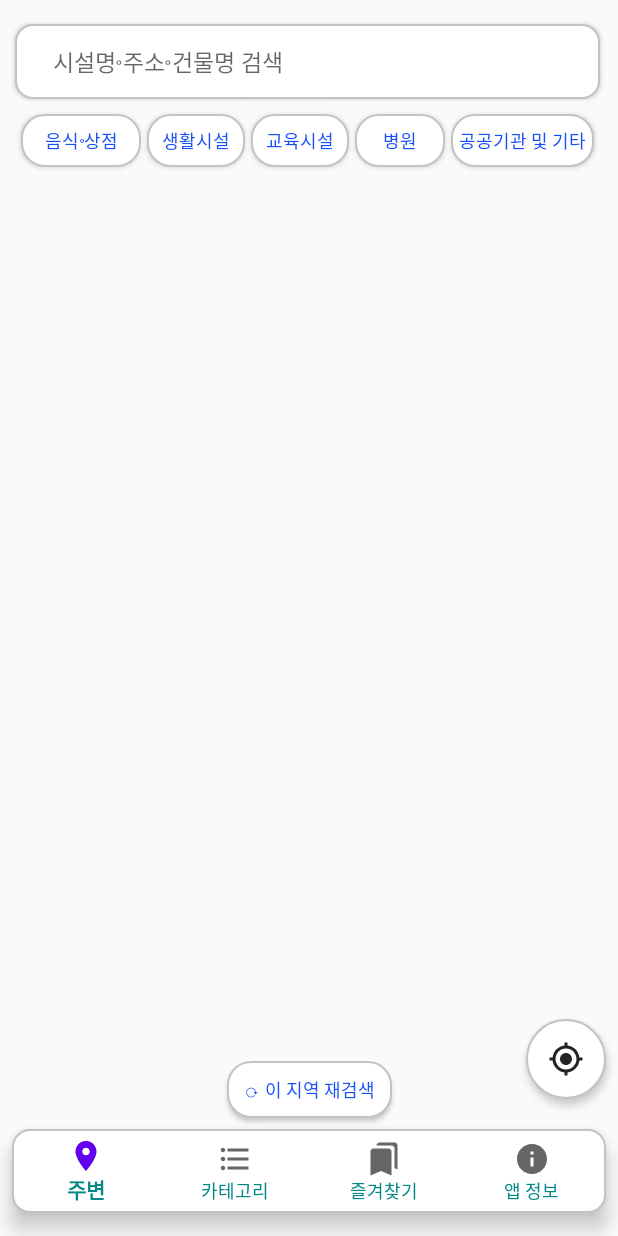
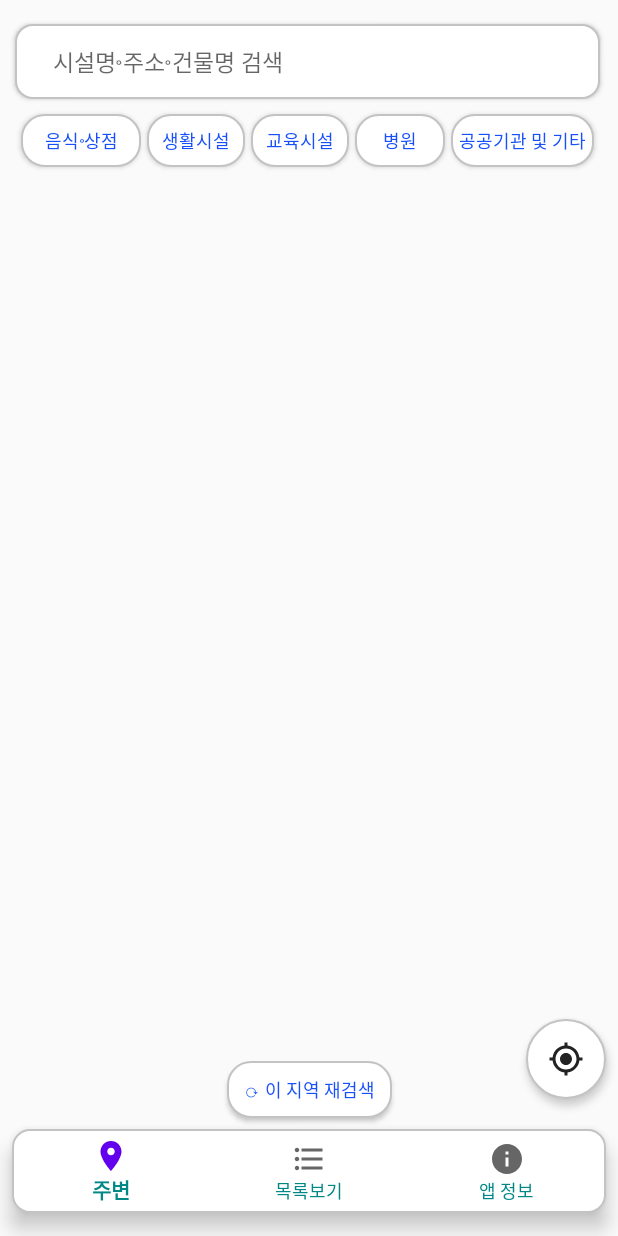
Before and after one commit to hisungwoo/ConvenienceMap, an Android app: the screen it shows after launch (MainActivity), on a phone screen of 412 x 824 dp. Run offline under Robolectric (Android 15) with nearby library versions, the phone set to English and light mode, and no system bars; libraries missing offline, so code that uses them is left out: com.tickaroo.tikxml, net.daum.android, net.daum.mf; 10 statements that could not run were skipped.

Commit message:
1. 카테고리 변경 기능 추가

```diff
--- a/app/src/main/java/com/ilsamil/conveniencemap/MainViewModel.kt
+++ b/app/src/main/java/com/ilsamil/conveniencemap/MainViewModel.kt
@@ -20,6 +20,8 @@ class MainViewModel : ViewModel() {
     private val evalInfoService : RetrofitService
     private val locationFaclService : RetrofitService
 
+    val categoryLiveData = MutableLiveData<Int>()
+
     val faclLiveData = MutableLiveData<List<ServList>>()
     val evalInfoLiveData = MutableLiveData<List<EvalInfoList>>()
     val locationFaclLiveData = MutableLiveData<List<ServList>>()
@@ -27,6 +29,7 @@ class MainViewModel : ViewModel() {
     val mainStatus = MutableLiveData<Int>()
 
     val movePin = MutableLiveData<ServList>()
+
 
 
     init {
@@ -108,7 +111,7 @@ class MainViewModel : ViewModel() {
     }
 
 
-    // 파라미터 주소의 정보 표시
+    // 지도에 정보표시
     fun getLocationFacl(cggNm : String, roadNm : String) {
         val facinfoCall : Call<FacInfoList> = locationFaclService.getLocationFaclList(cggNm, "", "1000")
         facinfoCall.enqueue(object : Callback<FacInfoList> {
--- /dev/null
+++ b/app/src/main/res/drawable-v24/button_click.xml
@@ -0,0 +1,6 @@
+<?xml version="1.0" encoding="utf-8"?>
+<shape xmlns:android="http://schemas.android.com/apk/res/android" android:shape="rectangle">
+    <solid android:color="#244EF3"/>
+    <corners android:radius="15dp"/>
+    <stroke android:color="@color/line" android:width="1dp" />
+</shape>
--- a/app/src/main/res/layout/activity_main.xml
+++ b/app/src/main/res/layout/activity_main.xml
@@ -24,6 +24,14 @@
         app:layout_constraintTop_toTopOf="parent"
         />
 
+    <androidx.constraintlayout.widget.Group
+        android:id="@+id/group_category_btn"
+        android:layout_width="match_parent"
+        android:layout_height="match_parent"
+        app:constraint_referenced_ids="shop_category_btn, living_category_btn,
+           education_category_btn, hospital_category_btn, public_category_btn"
+        />
+
     <Button
         android:id="@+id/shop_category_btn"
         android:textSize="12sp"
@@ -32,6 +40,7 @@
         android:layout_marginTop="10dp"
         android:background="@drawable/refresh"
         android:text="음식⸰상점"
+        android:tag="음식상점"
         android:textColor="#1750FB"
         app:layout_constraintTop_toBottomOf="@+id/search_btn"
         app:layout_constraintStart_toStartOf="@+id/search_btn"
@@ -45,6 +54,7 @@
         android:layout_height="35dp"
         android:background="@drawable/refresh"
         android:text="생활시설"
+        android:tag="생활시설"
         android:textColor="#1750FB"
         app:layout_constraintTop_toTopOf="@+id/shop_category_btn"
         app:layout_constraintStart_toEndOf="@+id/shop_category_btn"
--- a/app/src/main/res/menu/bottom_nev_menu.xml
+++ b/app/src/main/res/menu/bottom_nev_menu.xml
@@ -7,14 +7,8 @@
         />
     <item
         android:id="@+id/menu_category"
-        android:title="카테고리"
+        android:title="목록보기"
         android:icon="@drawable/ic_format_list_bulleted_24"
-        />
-
-    <item
-        android:id="@+id/menu_bookmark"
-        android:title="즐겨찾기"
-        android:icon="@drawable/ic_bookmarks_24"
         />
     <item
         android:id="@+id/menu_info"
--- a/app/src/main/res/values/colors.xml
+++ b/app/src/main/res/values/colors.xml
@@ -9,4 +9,6 @@
     <color name="white">#FFFFFFFF</color>
     <color name="line">#C3C3C3</color>
     <color name="line2">#EDEDED</color>
+    <color name="category_text">#1750FB</color>
+
 </resources>
```
Also changed, not shown: app/src/main/java/com/ilsamil/conveniencemap/MainActivity.kt (+136 -23 lines).
